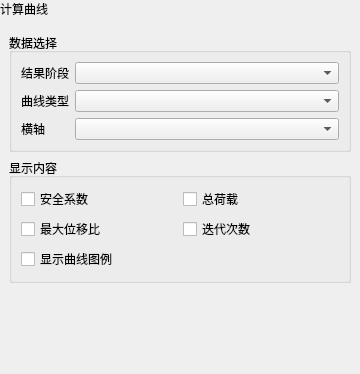
Qt form plugins/Base_PostProcessing/CurveSettingsWidget.ui (asd977/base_cae) before a commit; both pictures show x 0 to 360 and y 0 to 374 of the 360 by 547 pixel window.
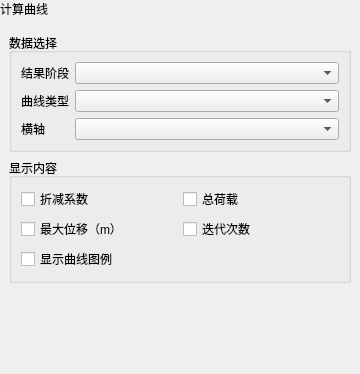
The same form after that commit.

Patch:
```diff
--- a/plugins/Base_PostProcessing/CurveSettingsWidget.ui
+++ b/plugins/Base_PostProcessing/CurveSettingsWidget.ui
@@ -169,7 +169,7 @@
           <item>
            <widget class="QCheckBox" name="fosCheckBox">
             <property name="text">
-             <string>安全系数</string>
+             <string>折减系数</string>
             </property>
            </widget>
           </item>
@@ -199,7 +199,7 @@
           <item>
            <widget class="QCheckBox" name="maxUrCheckBox">
             <property name="text">
-             <string>最大位移比</string>
+             <string>最大位移（m）</string>
             </property>
            </widget>
           </item>
```
